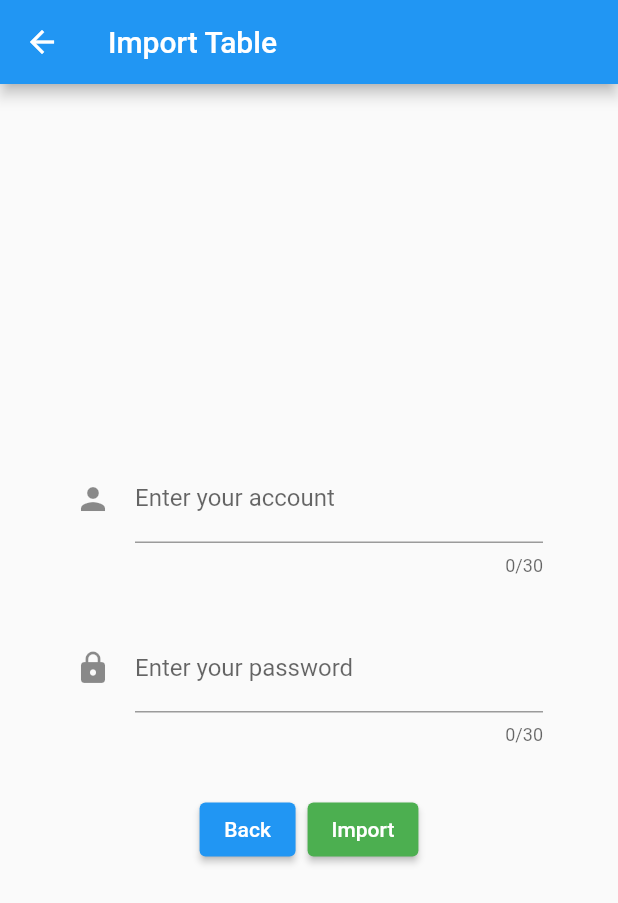
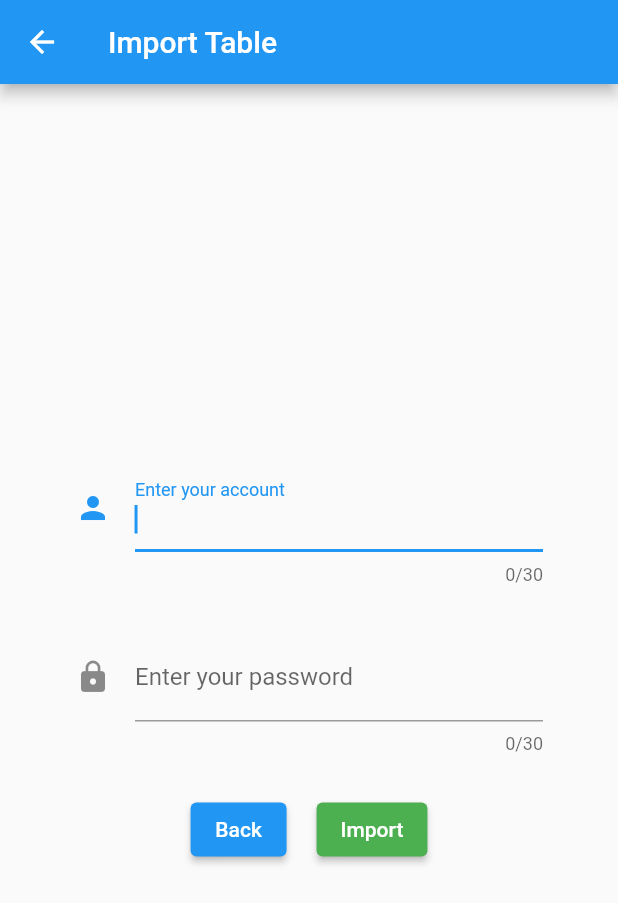
Before and after one commit to gaogao-qwq/flutter_course_table, a Flutter app: the screen it shows after launch, in the side drawer, after a tap on "Import Table", on a phone screen of 412 x 824 dp. Shown: the top 903 px of the screen. Run offline on Flutter 3.47's test engine with Material 2 defaults, Android fonts, the phone set to English and light mode, and no system bars; drawn by our look-alikes of loader_overlay; our stand-ins replace flutter_spinkit, shared_preferences.

Commit message:
Improve user interaction experience

```diff
--- a/lib/pages/import_page/import_page.dart
+++ b/lib/pages/import_page/import_page.dart
@@ -15,9 +15,11 @@ class ImportTablePage extends StatefulWidget {
 }
 
 class _ImportTablePageState extends State<ImportTablePage> {
-
   final _formKey = GlobalKey<FormState>();
   bool _isLoaderVisible = false;
+
+  FocusNode? blankNode = FocusNode();
+  FocusNode? passwordTextNode = FocusNode();
 
   @override
   Widget build(BuildContext context) {
@@ -36,6 +38,7 @@ class _ImportTablePageState extends State<ImportTablePage> {
               Padding(
                 padding: const EdgeInsets.symmetric(horizontal: 50, vertical: 16),
                 child: TextFormField(
+                  autofocus: true,
                   decoration: const InputDecoration(
                     icon: Icon(Icons.person),
                     border: UnderlineInputBorder(),
@@ -52,11 +55,16 @@ class _ImportTablePageState extends State<ImportTablePage> {
                     }
                     return null;
                   },
+                  textInputAction: TextInputAction.next,
+                  onEditingComplete: () {
+                    FocusScope.of(context).requestFocus(passwordTextNode);
+                  },
                 ),
               ),
               Padding(
                 padding: const EdgeInsets.symmetric(horizontal: 50, vertical: 16),
                 child: TextFormField(
+                  focusNode: passwordTextNode,
                   decoration: const InputDecoration(
                     icon: Icon(Icons.lock),
                     border: UnderlineInputBorder(),
@@ -79,23 +87,26 @@ class _ImportTablePageState extends State<ImportTablePage> {
               Row(
                 mainAxisAlignment: MainAxisAlignment.center,
                 crossAxisAlignment: CrossAxisAlignment.center,
-                children: [
+                children: <Widget>[
                   Padding(
-                    padding: const EdgeInsets.symmetric(horizontal: 4, vertical: 16),
+                    padding: const EdgeInsets.all(10),
                     child: ElevatedButton(
                       onPressed: () {
+                        FocusScope.of(context).requestFocus(blankNode);
                         Navigator.pop(context);
                       },
                       child: const Text('Back'),
                     ),
                   ),
                   Padding(
-                    padding: const EdgeInsets.symmetric(horizontal: 4, vertical: 16),
+                    padding: const EdgeInsets.all(10),
                     child: ElevatedButton(
                       onPressed: () async {
                         if (!_formKey.currentState!.validate()) {
                           return;
                         }
+
+                        FocusScope.of(context).requestFocus(blankNode);
 
                         context.loaderOverlay.show(widget: const LoadingOverlay());
                         setState(() {
@@ -211,7 +222,7 @@ class _ImportTablePageState extends State<ImportTablePage> {
                           _isLoaderVisible = context.loaderOverlay.visible;
                         });
 
-
+                        // TODO: Import course table implementation
 
                         if (_isLoaderVisible) {
                           context.loaderOverlay.hide();
```
